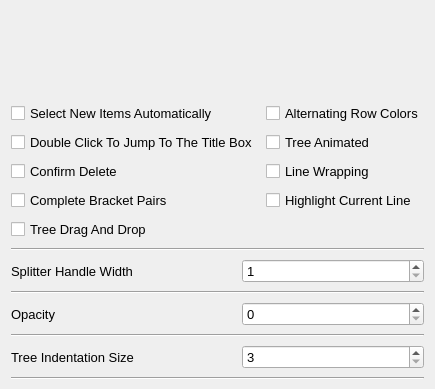
Above: Dialogs/settingsdialog.ui from UnkindledTwo/TreeNotes before the change; both pictures show x 0 to 435 and y 0 to 389 of the 435 by 600 pixel window. Below: the same form after it.
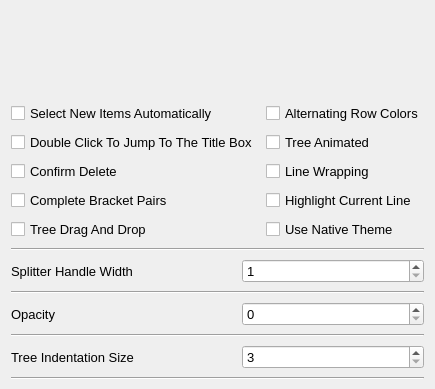
That is the form after the change.

Commit message: Add use native theme option

```diff
--- a/Dialogs/settingsdialog.ui
+++ b/Dialogs/settingsdialog.ui
@@ -6,7 +6,7 @@
    <rect>
     <x>0</x>
     <y>0</y>
-    <width>300</width>
+    <width>435</width>
     <height>600</height>
    </rect>
   </property>
@@ -132,6 +132,13 @@
          </property>
         </widget>
        </item>
+       <item row="4" column="1">
+        <widget class="QCheckBox" name="use_native_theme">
+         <property name="text">
+          <string>Use Native Theme</string>
+         </property>
+        </widget>
+       </item>
       </layout>
      </item>
      <item>
```
The commit also changes 3 other files.
